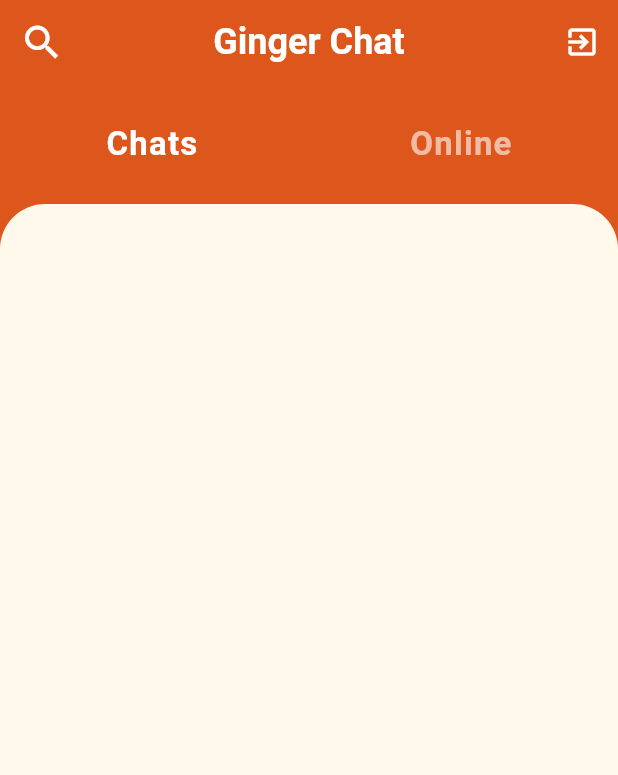
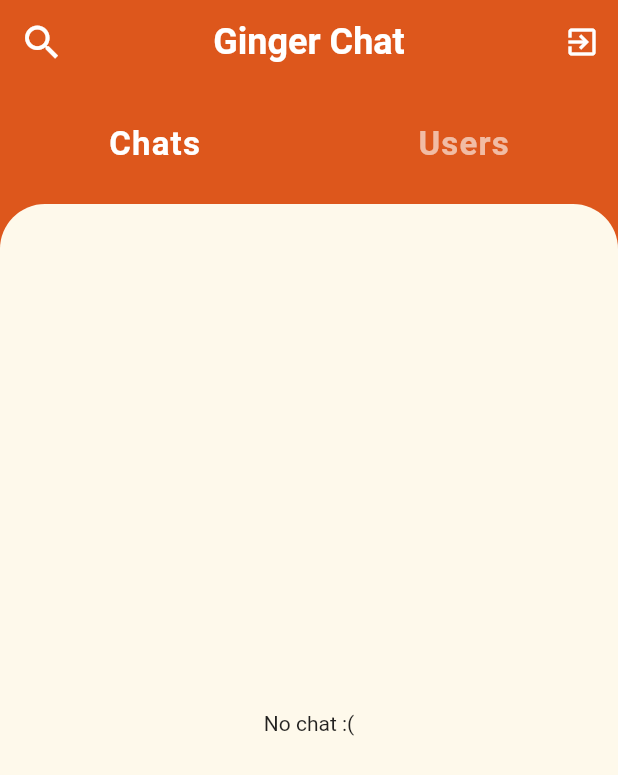
Before and after one commit to alreadybe/ginger_chat, a Flutter app: the HomePage screen opened by its route, on a phone screen of 412 x 824 dp. Shown: the top 775 px of the screen. Run offline on Flutter 3.47's test engine with Material 2 defaults, Android fonts, the phone set to English and light mode, and no system bars; our stand-ins replace cloud_firestore, firebase_auth, fluttertoast, shared_preferences; accounts and stored records are empty.

Commit message:
feat: some fixes

```diff
--- a/lib/models/chat.dart
+++ b/lib/models/chat.dart
@@ -2,9 +2,8 @@ import './user.dart';
 
 class Chat {
   String id;
-
-  int lastSeenDateToUser;
-  int lastSeenDateFromUser;
+  String lastMessageText;
+  String lastMessageSenderId;
 
   int lastMessageTime;
 
@@ -15,11 +14,11 @@ class Chat {
   toMap() {
     Map<String, dynamic> result = {
       'id': this.id,
-      'lastSeenDateToUser': this.lastSeenDateToUser,
-      'lastSeenDateFromUser': this.lastSeenDateFromUser,
+      'lastMessageText': this.lastMessageText,
       'users': this.users,
       'unreadMessages': this.unreadMessages,
       'lastMessageTime': this.lastMessageTime,
+      'lastMessageSenderId': this.lastMessageSenderId,
     };
 
     return result;
@@ -27,19 +26,20 @@ class Chat {
 
   Chat.fromMap(map) {
     this.id = map['id'];
-    this.lastSeenDateToUser = map['lastSeenDateToUser'];
-    this.lastSeenDateFromUser = map['lastSeenDateFromUser'];
+    this.lastMessageText = map['lastMessageText'];
     this.lastMessageTime = map['lastMessageTime'];
-    this.users = map['users'];
-    this.unreadMessages = map['unreadMessages'];
+    this.lastMessageSenderId = map['lastMessageSenderId'];
+    this.users = List<User>.from(
+        map['users'].map((user) => User.fromMap(user)).toList());
+    this.unreadMessages = Map<String, int>.from(map['unreadMessages']);
   }
 
   Chat({
     this.id,
+    this.lastMessageText,
     this.users,
-    this.lastSeenDateToUser,
-    this.lastSeenDateFromUser,
     this.lastMessageTime,
+    this.lastMessageSenderId,
     this.unreadMessages,
   });
 }
--- a/lib/models/message.dart
+++ b/lib/models/message.dart
@@ -1,5 +1,6 @@
 class Message {
   String senderId;
+  String senderName;
   String text;
   int time;
   bool unread;
@@ -7,6 +8,7 @@ class Message {
   toMap() {
     Map<String, dynamic> result = {
       'senderId': this.senderId,
+      'senderName': this.senderName,
       'text': this.text,
       'time': this.time,
       'unread': this.unread,
@@ -17,10 +19,11 @@ class Message {
 
   Message.fromMap(map) {
     this.senderId = map['senderId'];
+    this.senderName = map['senderName'];
     this.text = map['text'];
     this.time = map['time'];
     this.unread = map['unread'];
   }
 
-  Message({this.senderId, this.text, this.time});
+  Message({this.senderId, this.senderName, this.text, this.time});
 }
--- a/lib/pages/home_page.dart
+++ b/lib/pages/home_page.dart
@@ -1,12 +1,12 @@
 import 'package:flutter/material.dart';
 import 'package:provider/provider.dart';
-import 'package:read_head_chat/models/chat.dart';
 import 'package:read_head_chat/services/auth.dart';
 import 'package:read_head_chat/services/prefs.dart';
 import 'package:read_head_chat/services/provider.dart';
 import 'package:read_head_chat/services/storage.dart';
 import 'package:read_head_chat/widgets/category_selector.dart';
-import 'package:read_head_chat/widgets/chat_item.dart';
+import 'package:read_head_chat/widgets/chat_list.dart';
+import 'package:read_head_chat/widgets/user_list.dart';
 
 class HomePage extends StatefulWidget {
   @override
@@ -16,15 +16,14 @@ class HomePage extends StatefulWidget {
 class _HomePageState extends State<HomePage> {
   Auth _auth = Auth();
   Prefs _prefs = Prefs();
+
   Storage _storage = Storage();
 
-  String userId;
   Stream chatsStream;
 
   @override
   void initState() {
-    _prefs.getSavedUserId().then((value) => userId = value);
-    _storage.getChatsList(userId).then((value) => chatsStream = value);
+    _storage.getChatsList().then((value) => chatsStream = value);
     super.initState();
   }
 
@@ -58,7 +57,7 @@ class _HomePageState extends State<HomePage> {
             icon: Icon(Icons.exit_to_app),
             onPressed: () {
               _auth.signOut();
-              _prefs.clearLogin();
+              _prefs.clearUserLogin();
               _provider.cleanUser();
               Navigator.pushNamed(context, '/login');
             },
@@ -76,24 +75,15 @@ class _HomePageState extends State<HomePage> {
                         topLeft: Radius.circular(30.0),
                         topRight: Radius.circular(30.0),
                       )),
-            child: Padding(
-              padding: const EdgeInsets.only(top: 5),
-              child: StreamBuilder(
-                  stream: chatsStream,
-                  builder: (context, snapshot) => snapshot.hasData
-                      ? ListView.builder(
-                          itemCount: snapshot.data.documents.length,
-                          itemBuilder: (context, index) => ChatItem(
-                            userName: 'Keks',
-                            lastMessage: 'text',
-                            chatRoomId:
-                                snapshot.data.documents[index].data['id'],
+                  child: _provider.user != null
+                      ? (_provider.tabIndex == 0
+                          ? ChatList(chatsStream: chatsStream)
+                          : UserList())
+                      : Center(
+                          child: CircularProgressIndicator(
+                            backgroundColor: Theme.of(context).primaryColor,
                           ),
-                          physics: BouncingScrollPhysics(),
-                        )
-                      : Container()),
-            ),
-          )),
+                        ))),
         ],
       ),
     );
--- a/lib/widgets/category_selector.dart
+++ b/lib/widgets/category_selector.dart
@@ -22,7 +22,7 @@ class CategorySelector extends StatelessWidget {
               onTap: () {
                 provider.changeTabIndex(1);
               },
-              child: _categoryItem(provider.tabIndex, 1, 'Online'),
+              child: _categoryItem(provider.tabIndex, 1, 'Users'),
             ),
           ],
         ));
--- /dev/null
+++ b/lib/widgets/chat_list.dart
@@ -0,0 +1,50 @@
+import 'package:cloud_firestore/cloud_firestore.dart';
+import 'package:flutter/material.dart';
+import 'package:provider/provider.dart';
+import 'package:read_head_chat/models/chat.dart';
+import 'package:read_head_chat/services/provider.dart';
+import 'package:read_head_chat/widgets/chat_item.dart';
+
+class ChatList extends StatelessWidget {
+  final Stream<QuerySnapshot> chatsStream;
+
+  ChatList({this.chatsStream});
+
+  @override
+  Widget build(BuildContext context) {
+    AppProvider _provider = Provider.of<AppProvider>(context);
+
+    String userId = _provider.user.id;
+    return Container(
+      child: Padding(
+        padding: const EdgeInsets.only(top: 5),
+        child: StreamBuilder(
+            stream: chatsStream,
+            builder: (context, snapshot) => snapshot.hasData
+                ? ListView.builder(
+                    physics: BouncingScrollPhysics(),
+                    itemCount: snapshot.data.documents.length,
+                    itemBuilder: (context, index) {
+                      Chat chatItem =
+                          Chat.fromMap(snapshot.data.documents[index].data);
+                      print(chatItem.id);
+                      if (chatItem.id.indexOf(userId) != -1) {
+                        String username = chatItem.users
+                            .firstWhere((user) => user.id != userId)
+                            .username;
+                        return ChatItem(
+                          userName: username,
+                          lastMessage: chatItem.lastMessageText.length > 0
+                              ? chatItem.lastMessageText
+                              : '',
+                          chatRoomId: chatItem.id,
+                          unreadMessages: chatItem.unreadMessages[userId],
+                        );
+                      }
+                      return SizedBox();
+                    })
+                : Center(child: Text('No chat :('))),
+      ),
+    );
+  }
+}
```
Also changed, not shown: lib/pages/chat_page.dart (+22 -12 lines), lib/pages/initial_page.dart (+4 -10 lines), lib/pages/login_page.dart (+12 -4 lines), lib/services/prefs.dart (+12 -6 lines), lib/services/provider.dart (+2 -6 lines), lib/services/storage.dart (+52 -21 lines), lib/widgets/chat_item.dart (+35 -9 lines), lib/widgets/user_list.dart (added, +15 -0 lines). Lines whose indentation alone changed are shown as unchanged.
